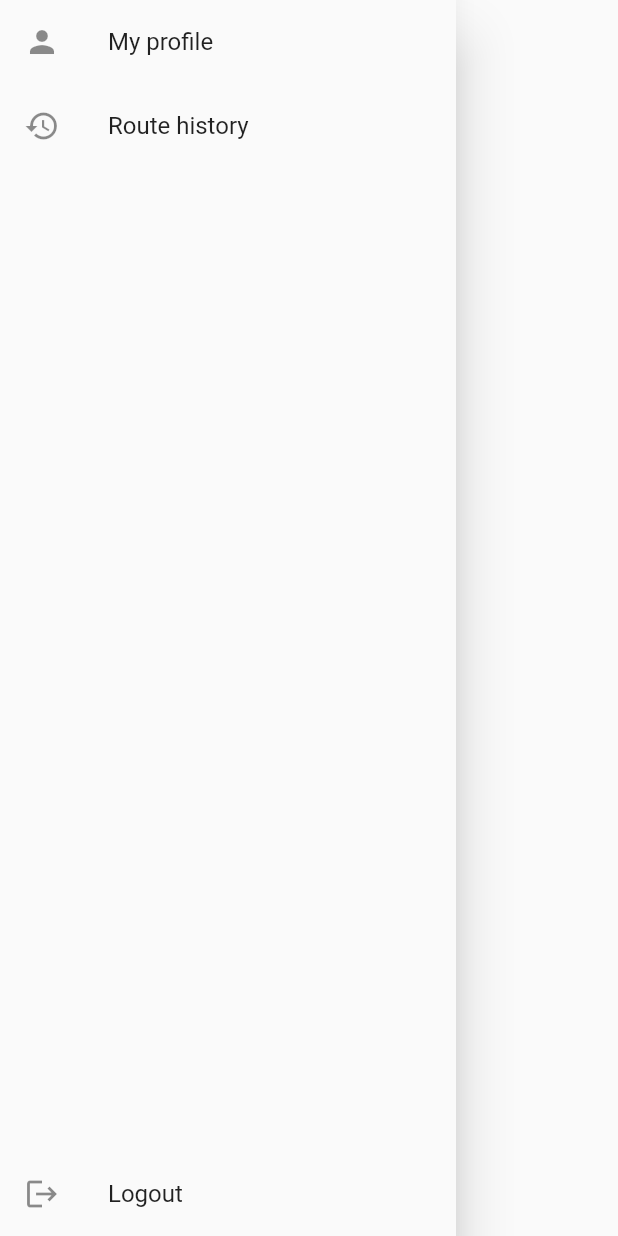
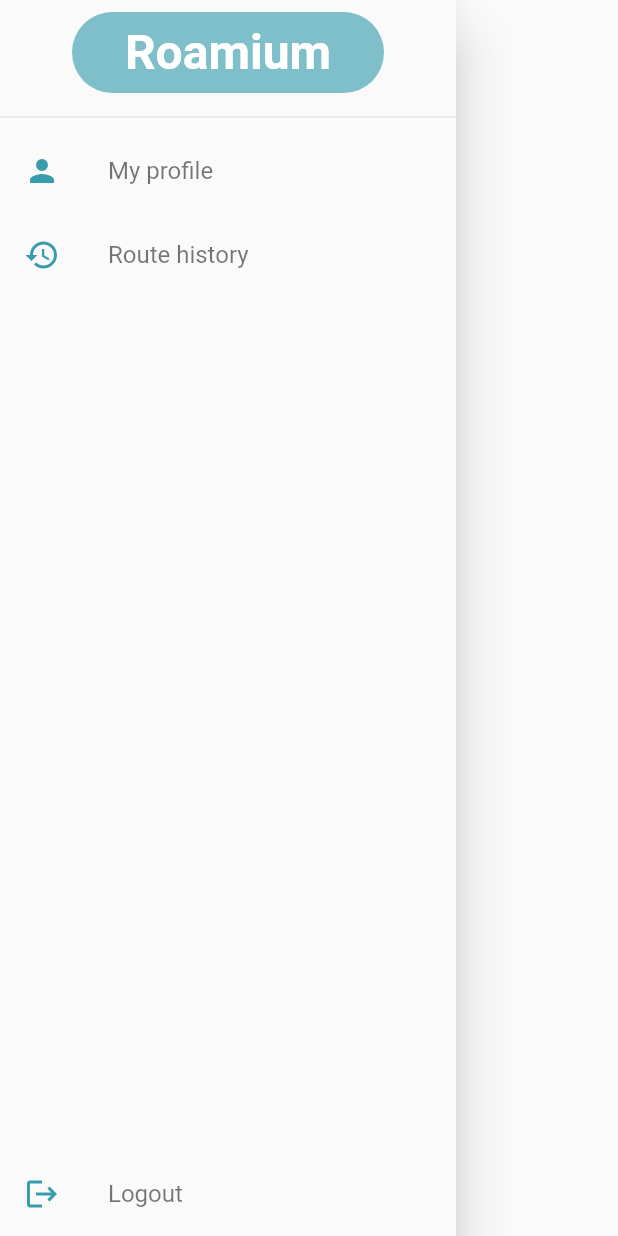
Before and after one commit to gespyrop/roamium-app, a Flutter app: the NavigationDrawer widget shown alone on an empty page, opened directly, on a phone screen of 412 x 824 dp. Run offline on Flutter 3.47's test engine with Material 2 defaults, Android fonts, the phone set to English and light mode, and no system bars; our stand-ins replace bloc, dio, equatable, flutter_bloc, flutter_secure_storage, flutter_slidable and 3 more; missing offline and left inert: flutter_polyline_points; accounts and stored records are empty; generated files the repository leaves out were written again; network calls fail.

Commit message:
Initial visit details screen

```diff
--- a/lib/l10n/app_el.arb
+++ b/lib/l10n/app_el.arb
@@ -59,5 +59,8 @@
 
     "routeDetails": "Στοιχεία διαδρομής",
     "routes": "Διαδρομές",
-    "visits": "Επισκέψεις"
+    "visits": "Επισκέψεις",
+    "youVisited": "Επισκεφθήκατε το μέρος",
+    "on" : "την ",
+    "onSat": "το "
 }
--- a/lib/l10n/app_en.arb
+++ b/lib/l10n/app_en.arb
@@ -59,5 +59,8 @@
 
     "routeDetails": "Route details",
     "routes": "Routes",
-    "visits": "Visits"
+    "visits": "Visits",
+    "youVisited": "You visited",
+    "on" : "on ",
+    "onSat": "on "
 }
--- a/lib/src/models/route.dart
+++ b/lib/src/models/route.dart
@@ -8,10 +8,10 @@ class Route {
   final List<Visit> visits;
 
   String getTimestampString({String locale = 'en'}) {
-    DateTime? lastTimestamp = visits.last.timestamp;
+    DateTime? lastTimestamp = visits.isNotEmpty ? visits.last.timestamp : null;
 
     return lastTimestamp != null
-        ? DateFormat('EEEE dd-mm-yyyy H:m', locale).format(lastTimestamp)
+        ? DateFormat('EEEE dd-MM-yyyy H:m', locale).format(lastTimestamp)
         : '';
   }
 
--- a/lib/src/models/visit.dart
+++ b/lib/src/models/visit.dart
@@ -9,7 +9,7 @@ class Visit {
 
   String getTimestampString({String locale = 'en'}) {
     return timestamp != null
-        ? DateFormat('EEEE dd-mm-yyyy H:m', locale).format(timestamp!)
+        ? DateFormat('EEEE dd-MM-yyyy H:m', locale).format(timestamp!)
         : '';
   }
 
--- a/lib/src/screens/map/map_screen.dart
+++ b/lib/src/screens/map/map_screen.dart
@@ -104,7 +104,7 @@ class _MapScreenState extends State<MapScreen> {
 
   void _launchRouteDetailsScreen(Route route) {
     Navigator.of(context).push(
-      MaterialPageRoute(builder: (context) => RouteDetails(route: route)),
+      MaterialPageRoute(builder: (context) => RouteDetailsScreen(route: route)),
     );
   }
 
--- a/lib/src/screens/map/widgets/navigation/navigation_drawer.dart
+++ b/lib/src/screens/map/widgets/navigation/navigation_drawer.dart
@@ -3,6 +3,8 @@ import 'package:flutter_bloc/flutter_bloc.dart';
 import 'package:roamium_app/src/blocs/auth/auth_bloc.dart';
 
 import 'package:flutter_gen/gen_l10n/app_localizations.dart';
+import 'package:roamium_app/src/theme/colors.dart';
+import 'package:roamium_app/src/widgets/logo.dart';
 
 class NavigationDrawer extends StatelessWidget {
   const NavigationDrawer({Key? key}) : super(key: key);
@@ -17,14 +19,28 @@ class NavigationDrawer extends StatelessWidget {
               child: ListView(
                 children: [
                   // Navigation menu
+                  const Padding(
+                    padding:
+                        EdgeInsets.symmetric(vertical: 8.0, horizontal: 48.0),
+                    child: RoamiumLogo(),
+                  ),
+                  const Divider(),
                   ListTile(
-                    title: Text(AppLocalizations.of(context).myProfile),
-                    leading: const Icon(Icons.person),
+                    title: Text(
+                      AppLocalizations.of(context).myProfile,
+                      style: const TextStyle(color: Colors.black54),
+                    ),
+                    leading: Icon(Icons.person,
+                        color: primaryColor.withOpacity(0.8)),
                     onTap: () => Navigator.of(context).pushNamed('/profile'),
                   ),
                   ListTile(
-                    title: Text(AppLocalizations.of(context).routeHistory),
-                    leading: const Icon(Icons.history),
+                    title: Text(
+                      AppLocalizations.of(context).routeHistory,
+                      style: const TextStyle(color: Colors.black54),
+                    ),
+                    leading: Icon(Icons.history,
+                        color: primaryColor.withOpacity(0.8)),
                     onTap: () =>
                         Navigator.of(context).pushNamed('/route-history'),
                   ),
@@ -34,8 +50,11 @@ class NavigationDrawer extends StatelessWidget {
 
             // Logout
             ListTile(
-              title: Text(AppLocalizations.of(context).logout),
-              leading: const Icon(Icons.logout),
+              title: Text(
+                AppLocalizations.of(context).logout,
+                style: const TextStyle(color: Colors.black54),
+              ),
+              leading: Icon(Icons.logout, color: primaryColor.withOpacity(0.8)),
               onTap: () => context.read<AuthBloc>().add(Logout()),
             ),
           ],
--- a/lib/src/screens/route_history/route_details.dart
+++ b/lib/src/screens/route_history/route_details.dart
@@ -5,10 +5,10 @@ import 'package:flutter_gen/gen_l10n/app_localizations.dart';
 import 'package:roamium_app/src/screens/route_history/widgets/list_header.dart';
 import 'package:roamium_app/src/screens/route_history/widgets/visits/visit_list.dart';
 
-class RouteDetails extends StatelessWidget {
+class RouteDetailsScreen extends StatelessWidget {
   final Route route;
 
-  const RouteDetails({Key? key, required this.route}) : super(key: key);
+  const RouteDetailsScreen({Key? key, required this.route}) : super(key: key);
 
   @override
   Widget build(BuildContext context) {
--- a/lib/src/screens/route_history/widgets/routes/route_history_tile.dart
+++ b/lib/src/screens/route_history/widgets/routes/route_history_tile.dart
@@ -24,7 +24,8 @@ class RouteHistoryTile extends StatelessWidget {
         ),
         onTap: () => Navigator.push(
           context,
-          MaterialPageRoute(builder: (context) => RouteDetails(route: route)),
+          MaterialPageRoute(
+              builder: (context) => RouteDetailsScreen(route: route)),
         ),
       ),
     );
--- a/lib/src/screens/route_history/widgets/visits/visit_tile.dart
+++ b/lib/src/screens/route_history/widgets/visits/visit_tile.dart
@@ -1,6 +1,7 @@
 import 'package:flutter/material.dart';
 import 'package:roamium_app/src/models/visit.dart';
 import 'package:flutter_gen/gen_l10n/app_localizations.dart';
+import 'package:roamium_app/src/screens/route_history/visit_details.dart';
 
 class VisitTile extends StatelessWidget {
   final Visit visit;
@@ -17,6 +18,11 @@ class VisitTile extends StatelessWidget {
             locale: AppLocalizations.of(context).localeName,
           ),
         ),
+        onTap: () => Navigator.of(context).push(
+          MaterialPageRoute(
+            builder: (context) => VisitDetailsScreen(visit: visit),
+          ),
+        ),
       ),
     );
   }
```
Also changed, not shown: lib/src/screens/route_history/visit_details.dart (added, +59 -0 lines).
